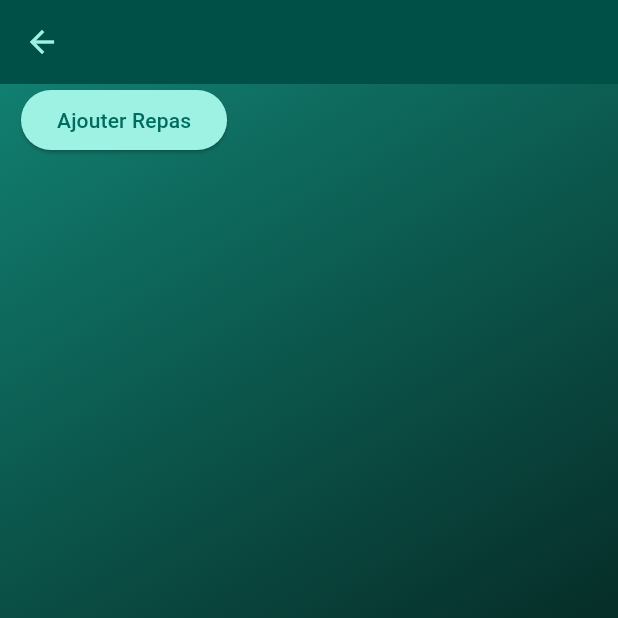
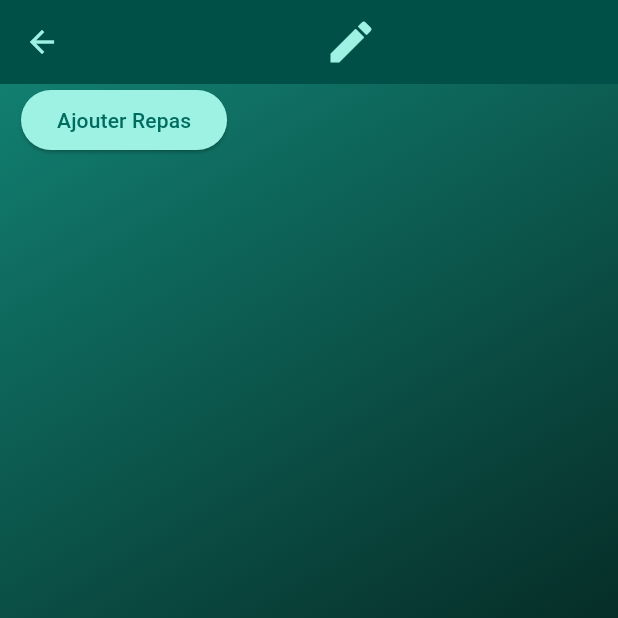
Before and after one commit to AnthonyPageau/Macro-Meter, a Flutter app: the PlanEdit screen opened directly with empty values, on a phone screen of 412 x 824 dp, the top half of it. Run offline on Flutter 3.47's test engine with Material 3 defaults, Android fonts, the phone set to English and light mode, and no system bars; our stand-ins replace audioplayers, cloud_firestore, firebase_auth, firebase_core, firebase_storage, fl_chart and 3 more; missing offline and left inert: flutter_regex; accounts and stored records are empty.

Commit message:
[S4][Finition]<Plans> Permet de modifier le nom du plan

```diff
--- a/lib/screens/plan_edit.dart
+++ b/lib/screens/plan_edit.dart
@@ -4,10 +4,13 @@ import 'package:firebase_auth/firebase_auth.dart';
 import 'package:macro_meter/models/plan.dart';
 import 'package:macro_meter/models/meal.dart';
 import 'package:macro_meter/widgets/meals/meal_list.dart';
+import 'package:macro_meter/main.dart';
 
 class PlanEdit extends StatefulWidget {
-  PlanEdit({required this.plan, required this.user, super.key});
+  PlanEdit(
+      {required this.plan, required this.user, required this.plans, super.key});
   Plan plan;
+  List<Plan> plans;
   final User user;
 
   @override
@@ -17,6 +20,21 @@ class PlanEdit extends StatefulWidget {
 }
 
 class _PlanEditState extends State<PlanEdit> {
+  bool _isEditingName = false;
+  late TextEditingController _controller;
+
+  @override
+  void initState() {
+    super.initState();
+    _controller = TextEditingController(text: widget.plan.name);
+  }
+
+  @override
+  void dispose() {
+    _controller.dispose();
+    super.dispose();
+  }
+
   /// Permet d'ajouter un repas
   void addMeal() async {
     try {
@@ -50,16 +68,77 @@ class _PlanEditState extends State<PlanEdit> {
     }
   }
 
+  void _updatePlanName() {
+    try {
+      if (widget.plans.any((p) =>
+          p.name.toUpperCase() == _controller.text.toUpperCase() &&
+          p.id != widget.plan.id)) {
+        ScaffoldMessenger.of(context).showSnackBar(
+          SnackBar(
+            content: Text("Le plan existe déjà"),
+          ),
+        );
+        return;
+      }
+      FirebaseFirestore.instance
+          .collection('users')
+          .doc(widget.user.uid)
+          .collection("plans")
+          .doc(widget.plan.id)
+          .update({
+        'name': _controller.text,
+      });
+      widget.plan.name = _controller.text;
+    } on FirebaseAuthException catch (e) {
+      ScaffoldMessenger.of(context).clearSnackBars();
+      ScaffoldMessenger.of(context).showSnackBar(
+        SnackBar(
+          content: Text(e.code),
+        ),
+      );
+    }
+  }
+
   @override
   Widget build(BuildContext context) {
     return Scaffold(
       appBar: AppBar(
-        centerTitle: true,
-        title: Text(
-          widget.plan.name,
-          style: TextStyle(fontSize: 36),
-        ),
-      ),
+          centerTitle: true,
+          title: Row(
+            mainAxisAlignment: MainAxisAlignment.center,
+            children: [
+              _isEditingName
+                  ? Expanded(
+                      child: TextField(
+                        controller: _controller,
+                        style: TextStyle(
+                            fontSize: 36, color: kColorScheme.primaryContainer),
+                        decoration: InputDecoration(
+                          border: UnderlineInputBorder(),
+                        ),
+                      ),
+                    )
+                  : Text(
+                      widget.plan.name,
+                      style: TextStyle(fontSize: 36),
+                    ),
+              IconButton(
+                onPressed: () {
+                  setState(() {
+                    if (_isEditingName) {
+                      _updatePlanName();
+                    }
+                    _isEditingName = !_isEditingName;
+                  });
+                },
+                icon: Icon(
+                  _isEditingName ? Icons.save : Icons.edit,
+                  color: kColorScheme.primaryContainer,
+                  size: 36,
+                ),
+              )
+            ],
+          )),
       body: Container(
         decoration: BoxDecoration(
           gradient: LinearGradient(
--- a/lib/widgets/plans/plan_item.dart
+++ b/lib/widgets/plans/plan_item.dart
@@ -8,12 +8,14 @@ import 'package:macro_meter/models/plan.dart';
 class PlanItem extends StatefulWidget {
   PlanItem(
       {required this.plan,
+      required this.plans,
       required this.user,
       required this.fromPage,
       this.onChoosePlan,
       super.key});
 
   final Plan plan;
+  final List<Plan> plans;
   final User user;
   final String fromPage;
   void Function(Plan chosePlan)? onChoosePlan;
@@ -58,6 +60,7 @@ class _AlimentItemState extends State<PlanItem> {
                     builder: (ctx) => PlanEdit(
                       user: widget.user,
                       plan: plan,
+                      plans: widget.plans,
                     ),
                   ),
                 );
--- a/lib/widgets/plans/plan_list.dart
+++ b/lib/widgets/plans/plan_list.dart
@@ -78,6 +78,7 @@ class PlanList extends StatelessWidget {
         child: fromPage == "Journal"
             ? PlanItem(
                 plan: plans[index],
+                plans: plans,
                 user: user,
                 fromPage: fromPage,
                 onChoosePlan: (chosePlan) {
@@ -86,6 +87,7 @@ class PlanList extends StatelessWidget {
               )
             : PlanItem(
                 plan: plans[index],
+                plans: plans,
                 user: user,
                 fromPage: fromPage,
               ),
```
